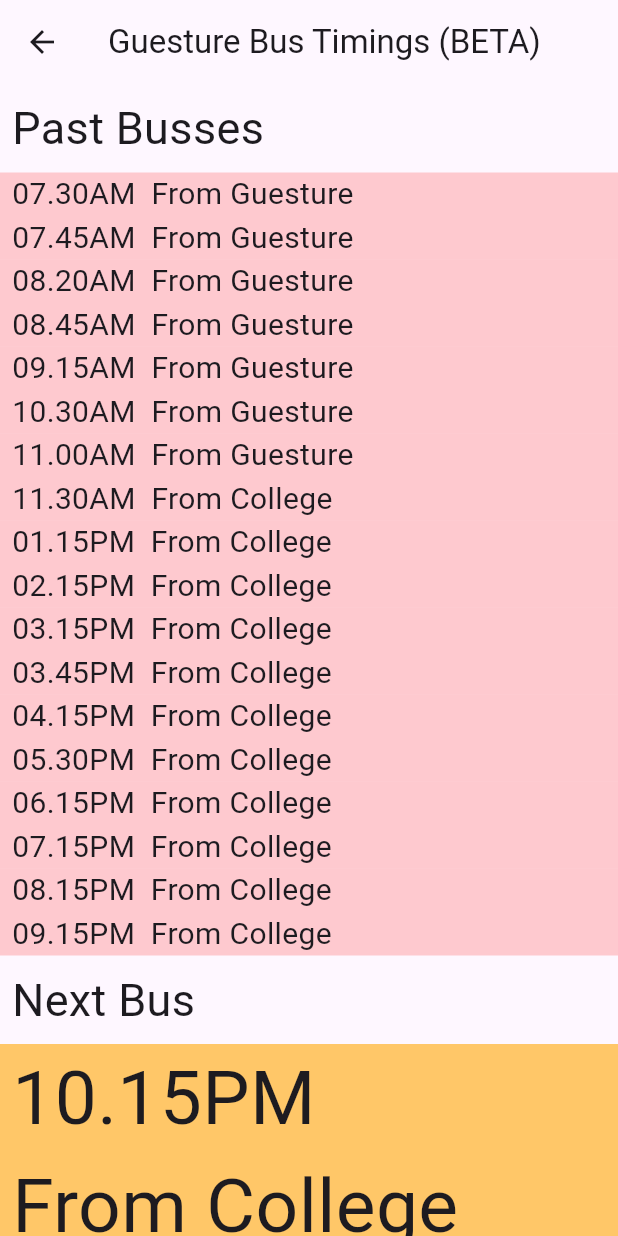
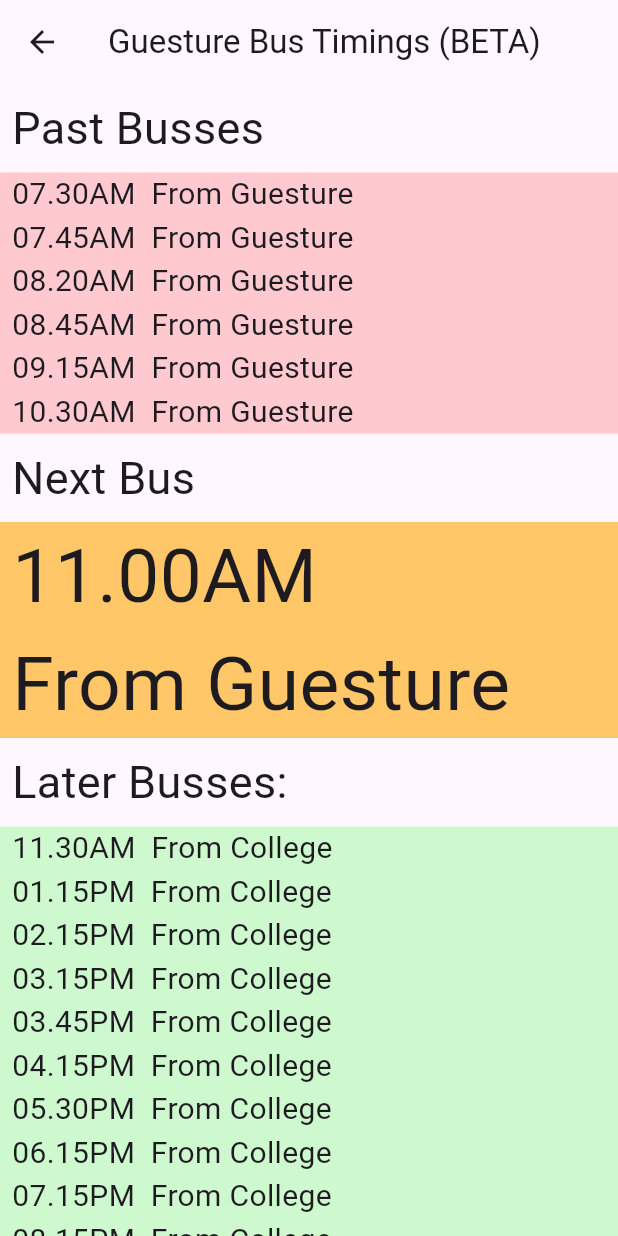
Before and after one commit to kphanipavan/IIITB_Menu, a Flutter app: the BusTimingsPage screen opened by its route, on a phone screen of 412 x 824 dp. Run offline on Flutter 3.47's test engine with Material 3 defaults, Android fonts, the phone set to English and light mode, and no system bars; our stand-ins replace qr_flutter, share_plus, shared_preferences; accounts and stored records are empty; network calls fail.

Commit message:
forgot to undo debug symbols, oops

```diff
--- a/lib/views/bus.dart
+++ b/lib/views/bus.dart
@@ -11,8 +11,8 @@ class BusTimingsPage extends StatelessWidget {
     DateFormat timeFromat = DateFormat("h.ma");
     int leftBusses = -1;
     int currentBusIndex = -1;
-    // DateTime currentTime = DateTime.now();
-    DateTime currentTime = timeFromat.parse("09.45PM");
+    DateTime currentTime = DateTime.now();
+    // DateTime currentTime = timeFromat.parse("09.45PM");
     int currentTimeInt = currentTime.hour * 60 + currentTime.minute;
     for (int i = 0; i < busTimimgs.length; i++) {
       Map curSch = busTimimgs[i];
```
